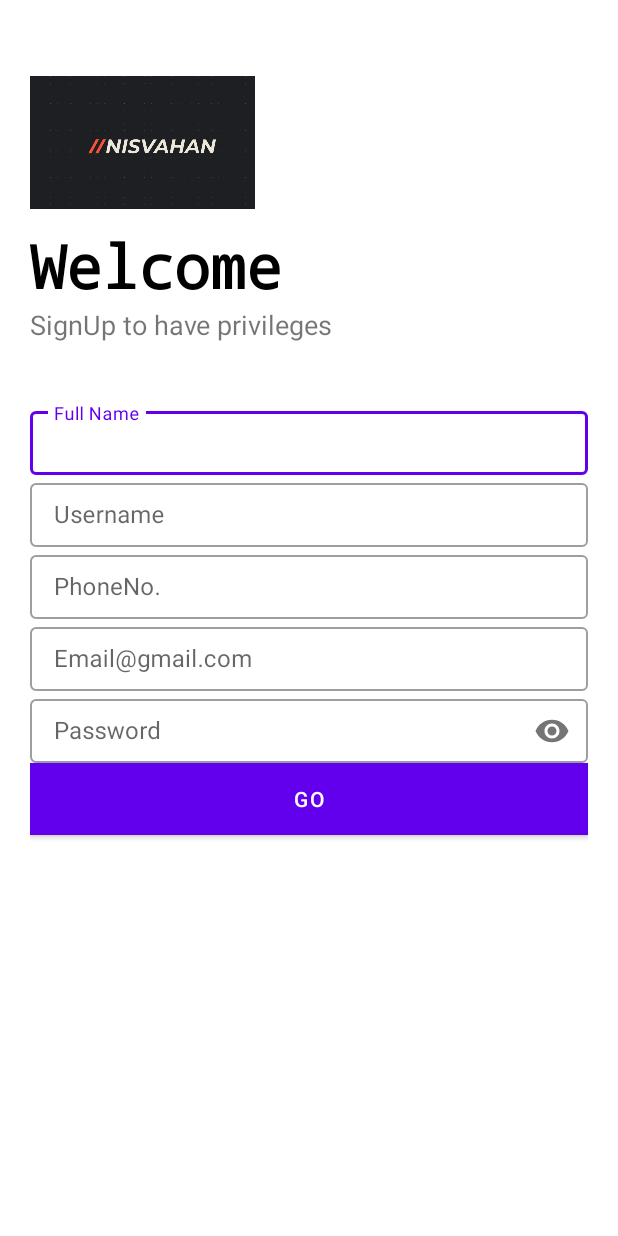
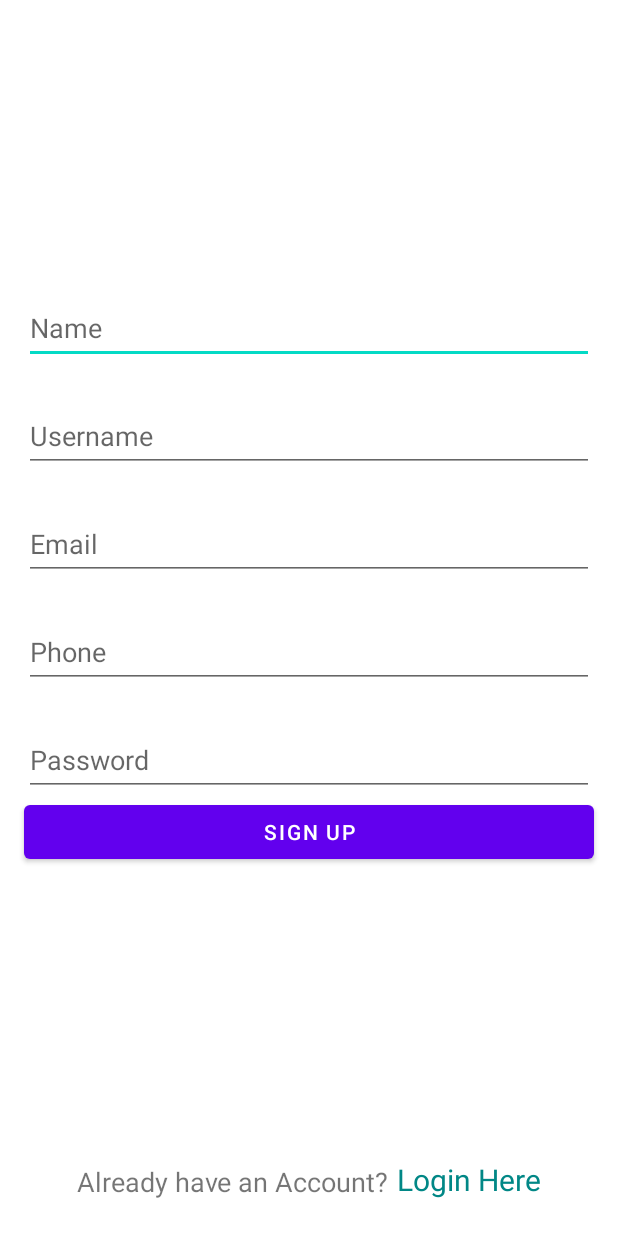
Before and after one commit to rohhhit31/NISvahan, an Android app: the layout activity_signup.xml on its own in the app's theme, with its tools: preview values and no code run, on a phone screen of 412 x 824 dp. Run offline under Robolectric (Android 15) with nearby library versions, the light colour scheme and no system bars.

Commit message:
login Commit

```diff
--- a/app/build.gradle
+++ b/app/build.gradle
@@ -1,5 +1,6 @@
 plugins {
     id 'com.android.application'
+    id 'com.google.gms.google-services'
 }
 
 android {
@@ -34,6 +35,8 @@ dependencies {
     implementation 'androidx.constraintlayout:constraintlayout:2.1.3'
     implementation 'com.google.android.material:material:1.6.0'
     implementation 'com.google.android.gms:play-services-maps:18.0.2'
+    implementation 'com.google.firebase:firebase-auth:19.2.0'
+    implementation 'com.google.firebase:firebase-database:20.0.0'
     testImplementation 'junit:junit:4.13.2'
     androidTestImplementation 'androidx.test.ext:junit:1.1.3'
     androidTestImplementation 'androidx.test.espresso:espresso-core:3.4.0'
--- a/app/src/main/java/com/example/dashboard/MainActivity.java
+++ b/app/src/main/java/com/example/dashboard/MainActivity.java
@@ -176,7 +176,7 @@ public class MainActivity extends AppCompatActivity implements NavigationView.On
 //                break;
 
             case R.id.nav_login:
-                Intent intent7 = new Intent(MainActivity.this, Login.class);
+                Intent intent7 = new Intent(MainActivity.this, LoginActivity.class);
                 startActivity(intent7);
                 break;
 
--- a/app/src/main/res/layout/activity_signup.xml
+++ b/app/src/main/res/layout/activity_signup.xml
@@ -1,174 +1,127 @@
 <?xml version="1.0" encoding="utf-8"?>
-<LinearLayout xmlns:android="http://schemas.android.com/apk/res/android"
+<androidx.constraintlayout.widget.ConstraintLayout xmlns:android="http://schemas.android.com/apk/res/android"
     xmlns:app="http://schemas.android.com/apk/res-auto"
     xmlns:tools="http://schemas.android.com/tools"
     android:layout_width="match_parent"
     android:layout_height="match_parent"
-    tools:context=".signup"
-    android:orientation="vertical"
-    android:background="@color/white"
-    android:padding="20dp">
+    tools:context=".SignupActivity">
 
-    <ImageView
-        android:layout_width="150dp"
-        android:layout_height="150dp"
-        android:src="@drawable/logo"
-        android:transitionName=""/>
+    <com.google.android.material.textfield.TextInputEditText
+        android:id="@+id/nameET"
+        android:layout_width="match_parent"
+        android:layout_height="wrap_content"
+        android:layout_marginStart="16dp"
+        android:layout_marginEnd="16dp"
+        android:hint="Name"
+        android:minHeight="48dp"
+        app:layout_constraintBottom_toTopOf="@+id/userNameET"
+        app:layout_constraintEnd_toEndOf="parent"
+        app:layout_constraintHorizontal_bias="0.5"
+        app:layout_constraintStart_toStartOf="parent"
+        app:layout_constraintTop_toTopOf="parent"
+        app:layout_constraintVertical_chainStyle="packed" />
+
+    <com.google.android.material.textfield.TextInputEditText
+        android:id="@+id/userNameET"
+        android:layout_width="match_parent"
+        android:layout_height="wrap_content"
+        android:layout_marginStart="16dp"
+        android:layout_marginTop="24dp"
+        android:layout_marginEnd="16dp"
+        android:hint="Username"
+        android:minHeight="48dp"
+        app:layout_constraintBottom_toTopOf="@+id/emailET"
+        app:layout_constraintEnd_toEndOf="parent"
+        app:layout_constraintHorizontal_bias="0.5"
+        app:layout_constraintStart_toStartOf="parent"
+        app:layout_constraintTop_toBottomOf="@+id/nameET" />
+
+    <com.google.android.material.textfield.TextInputEditText
+        android:id="@+id/emailET"
+        android:layout_width="match_parent"
+        android:layout_height="wrap_content"
+        android:layout_marginStart="16dp"
+        android:layout_marginTop="24dp"
+        android:layout_marginEnd="16dp"
+        android:hint="Email"
+        android:minHeight="48dp"
+        app:layout_constraintBottom_toTopOf="@+id/phoneET"
+        app:layout_constraintEnd_toEndOf="parent"
+        app:layout_constraintHorizontal_bias="0.5"
+        app:layout_constraintStart_toStartOf="parent"
+        app:layout_constraintTop_toBottomOf="@+id/userNameET" />
+
+    <com.google.android.material.textfield.TextInputEditText
+        android:id="@+id/phoneET"
+        android:layout_width="match_parent"
+        android:layout_height="wrap_content"
+        android:layout_marginStart="16dp"
+        android:layout_marginTop="24dp"
+        android:layout_marginEnd="16dp"
+        android:hint="Phone"
+        android:minHeight="48dp"
+        app:layout_constraintBottom_toTopOf="@+id/passwordET"
+        app:layout_constraintEnd_toEndOf="parent"
+        app:layout_constraintHorizontal_bias="0.5"
+        app:layout_constraintStart_toStartOf="parent"
+        app:layout_constraintTop_toBottomOf="@+id/emailET" />
+
+    <com.google.android.material.textfield.TextInputEditText
+        android:id="@+id/passwordET"
+        android:layout_width="match_parent"
+        android:layout_height="wrap_content"
+        android:layout_marginStart="16dp"
+        android:layout_marginTop="24dp"
+        android:layout_marginEnd="16dp"
+        android:hint="Password"
+        android:minHeight="48dp"
+        app:layout_constraintBottom_toTopOf="@+id/signupBtn"
+        app:layout_constraintEnd_toEndOf="parent"
+        app:layout_constraintHorizontal_bias="0.5"
+        app:layout_constraintStart_toStartOf="parent"
+        app:layout_constraintTop_toBottomOf="@+id/phoneET" />
+
+    <Button
+        android:id="@+id/signupBtn"
+        android:layout_width="match_parent"
+        android:layout_height="wrap_content"
+        android:layout_marginStart="16dp"
+        android:layout_marginEnd="16dp"
+        android:text="Sign Up"
+        app:layout_constraintBottom_toTopOf="@+id/editTxt2"
+        app:layout_constraintEnd_toEndOf="@id/passwordET"
+        app:layout_constraintHorizontal_bias="0.5"
+        app:layout_constraintStart_toStartOf="@id/passwordET"
+        app:layout_constraintTop_toBottomOf="@+id/passwordET" />
 
     <TextView
+        android:id="@+id/editTxt1"
         android:layout_width="wrap_content"
         android:layout_height="wrap_content"
-        android:layout_marginTop="-20dp"
-        android:fontFamily="monospace"
-        android:text="Welcome"
-        android:textColor="#000"
-        android:textSize="40dp"
-        android:textStyle="bold" />
+        android:layout_marginBottom="24dp"
+        android:text="Already have an Account?"
+        android:textSize="18sp"
+        app:layout_constraintBottom_toBottomOf="parent"
+        app:layout_constraintEnd_toStartOf="@+id/editTxt2"
+        app:layout_constraintHorizontal_bias="0.5"
+        app:layout_constraintHorizontal_chainStyle="packed"
+        app:layout_constraintStart_toStartOf="parent" />
 
     <TextView
+        android:id="@+id/editTxt2"
         android:layout_width="wrap_content"
         android:layout_height="wrap_content"
-        android:text="SignUp to have privileges "
-        android:textSize="18sp"/>
-
-<LinearLayout
-    android:layout_width="match_parent"
-    android:layout_height="wrap_content"
-    android:orientation="vertical"
-    android:padding="20dp"/>
-
-    <com.google.android.material.textfield.TextInputLayout
-        android:id="@+id/username"
-        style="@style/Widget.MaterialComponents.TextInputLayout.OutlinedBox"
-        android:layout_width="match_parent"
-        android:layout_height="48dp"
-        android:hint="Full Name">
-
-        <com.google.android.material.textfield.TextInputLayout
-            android:id="@+id/name"
-            style="@style/Widget.MaterialComponents.TextInputLayout.OutlinedBox"
-            android:layout_width="match_parent"
-            android:layout_height="wrap_content"
-            android:hint="Full Name"
-            app:passwordToggleEnabled="false">
-
-            <com.google.android.material.textfield.TextInputEditText
-                android:layout_width="match_parent"
-                android:layout_height="wrap_content" />
-
-        </com.google.android.material.textfield.TextInputLayout>
-    </com.google.android.material.textfield.TextInputLayout>
-
-    <com.google.android.material.textfield.TextInputLayout
-        android:id="@+id/username"
-        style="@style/Widget.MaterialComponents.TextInputLayout.OutlinedBox"
-        android:layout_width="match_parent"
-        android:layout_height="48dp"
-        android:hint="Username">
-
-        <com.google.android.material.textfield.TextInputLayout
-            android:id="@+id/username"
-            style="@style/Widget.MaterialComponents.TextInputLayout.OutlinedBox"
-            android:layout_width="match_parent"
-            android:layout_height="wrap_content"
-            android:hint="Username"
-            app:passwordToggleEnabled="false">
-
-            <com.google.android.material.textfield.TextInputEditText
-                android:layout_width="match_parent"
-                android:layout_height="wrap_content" />
-
-        </com.google.android.material.textfield.TextInputLayout>
-    </com.google.android.material.textfield.TextInputLayout>
+        android:layout_marginStart="5dp"
+        android:layout_marginBottom="24dp"
+        android:text="Login Here"
+        android:textColor="@color/teal_700"
+        android:textSize="20sp"
+        app:layout_constraintBottom_toBottomOf="@id/editTxt1"
+        app:layout_constraintEnd_toEndOf="parent"
+        app:layout_constraintHorizontal_bias="0.5"
+        app:layout_constraintStart_toEndOf="@+id/editTxt1"
+        app:layout_constraintTop_toTopOf="@id/editTxt1"
+        app:layout_constraintVertical_bias="0.111" />
 
 
-    <com.google.android.material.textfield.TextInputLayout
-        android:id="@+id/phone"
-        style="@style/Widget.MaterialComponents.TextInputLayout.OutlinedBox"
-        android:layout_width="match_parent"
-        android:layout_height="48dp"
-        android:hint="PhoneNo.">
-
-        <com.google.android.material.textfield.TextInputLayout
-            android:id="@+id/phone"
-            style="@style/Widget.MaterialComponents.TextInputLayout.OutlinedBox"
-            android:layout_width="match_parent"
-            android:layout_height="wrap_content"
-            android:hint="PhoneNo."
-            app:passwordToggleEnabled="false">
-
-            <com.google.android.material.textfield.TextInputEditText
-                android:layout_width="match_parent"
-                android:layout_height="wrap_content" />
-
-        </com.google.android.material.textfield.TextInputLayout>
-    </com.google.android.material.textfield.TextInputLayout>
-
-    <com.google.android.material.textfield.TextInputLayout
-        android:id="@+id/email"
-        style="@style/Widget.MaterialComponents.TextInputLayout.OutlinedBox"
-        android:layout_width="match_parent"
-        android:layout_height="48dp"
-        android:hint="Email">
-
-        <com.google.android.material.textfield.TextInputLayout
-            android:id="@+id/email"
-            style="@style/Widget.MaterialComponents.TextInputLayout.OutlinedBox"
-            android:layout_width="match_parent"
-            android:layout_height="wrap_content"
-            android:hint="Email@gmail.com"
-            app:passwordToggleEnabled="false">
-
-            <com.google.android.material.textfield.TextInputEditText
-                android:layout_width="match_parent"
-                android:layout_height="wrap_content" />
-
-        </com.google.android.material.textfield.TextInputLayout>
-    </com.google.android.material.textfield.TextInputLayout>
-
-    <com.google.android.material.textfield.TextInputLayout
-        android:id="@+id/username"
-        style="@style/Widget.MaterialComponents.TextInputLayout.OutlinedBox"
-        android:layout_width="match_parent"
-        android:layout_height="48dp"
-        android:hint="Username">
-
-        <com.google.android.material.textfield.TextInputLayout
-            android:id="@+id/password"
-            style="@style/Widget.MaterialComponents.TextInputLayout.OutlinedBox"
-            android:layout_width="match_parent"
-            android:layout_height="wrap_content"
-            android:hint="Password"
-            app:passwordToggleEnabled="true">
-
-            <com.google.android.material.textfield.TextInputEditText
-                android:layout_width="match_parent"
-                android:layout_height="wrap_content"
-                android:inputType="textPassword" />
-        </com.google.android.material.textfield.TextInputLayout>
-    </com.google.android.material.textfield.TextInputLayout>
-
-
-
-
-    <Button
-    android:layout_width="match_parent"
-    android:layout_height="wrap_content"
-    android:text="GO"
-    android:background="#000"
-    android:textColor="@color/white"/>
-
-    <Button
-        android:layout_width="match_parent"
-        android:layout_height="wrap_content"
-        android:text="Already a User SignIn"
-        android:background="#00000000"/>
-
-
-
-
-
-
-
-
-</LinearLayout>
+</androidx.constraintlayout.widget.ConstraintLayout>
--- a/app/src/main/res/layout/activity_thank.xml
+++ b/app/src/main/res/layout/activity_thank.xml
@@ -16,5 +16,5 @@
         app:layout_constraintEnd_toEndOf="parent"
         app:layout_constraintStart_toStartOf="parent"
         app:layout_constraintTop_toTopOf="parent"
-        app:srcCompat="@drawable/thank" />
+        app:srcCompat="@drawable/logo" />
 </androidx.constraintlayout.widget.ConstraintLayout>
--- a/build.gradle
+++ b/build.gradle
@@ -1,4 +1,8 @@
-// Top-level build file where you can add configuration options common to all sub-projects/modules.
+buildscript {
+    dependencies {
+        classpath 'com.google.gms:google-services:4.3.10'
+    }
+}// Top-level build file where you can add configuration options common to all sub-projects/modules.
 plugins {
     id 'com.android.application' version '7.1.3' apply false
     id 'com.android.library' version '7.1.3' apply false
```
Also changed, not shown: app/src/main/AndroidManifest.xml (+6 -6 lines), app/src/main/java/com/example/dashboard/Login.java (deleted, +0 -30 lines), app/src/main/java/com/example/dashboard/LoginActivity.java (added, +70 -0 lines), app/src/main/java/com/example/dashboard/SignupActivity.java (added, +79 -0 lines), app/src/main/java/com/example/dashboard/User.java (added, +53 -0 lines), app/src/main/java/com/example/dashboard/signup.java (deleted, +0 -15 lines), app/src/main/res/layout/activity_login.xml (+69 -109 lines), app/src/main/res/drawable/thank.png (deleted), 1 other file.
